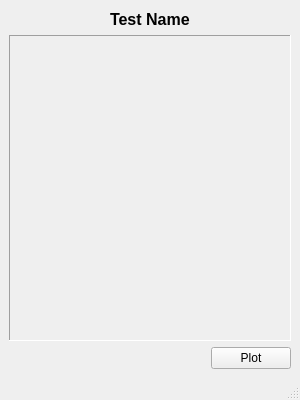
Old version of the form multi_io.ui in the repository portfors-lab/SparkleAnalysis.
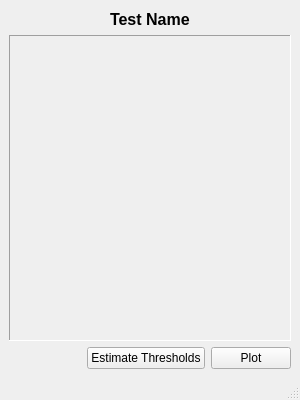
New version of the form. Icons and pictures are not drawn.

Commit message: Added threshold estimation for I/O tests

Diff of the .ui file:
```diff
--- a/multi_io.ui
+++ b/multi_io.ui
@@ -27,7 +27,7 @@
    <layout class="QGridLayout" name="gridLayout">
     <item row="6" column="0">
      <layout class="QGridLayout" name="gridLayout_2">
-      <item row="0" column="1">
+      <item row="0" column="2">
        <widget class="QPushButton" name="pushButton_multi_io">
         <property name="text">
          <string>Plot</string>
@@ -47,6 +47,13 @@
         </property>
        </spacer>
       </item>
+      <item row="0" column="1">
+       <widget class="QPushButton" name="pushButton_auto_threshold">
+        <property name="text">
+         <string>Estimate Thresholds</string>
+        </property>
+       </widget>
+      </item>
      </layout>
     </item>
     <item row="5" column="0">
```
The commit also changes 2 other files.
